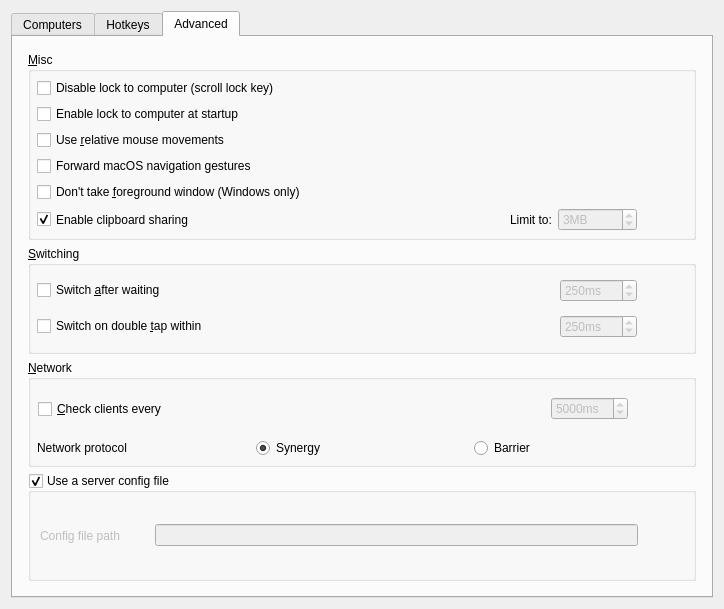
Old version of the form src/lib/gui/dialogs/ServerConfigDialog.ui in the repository andy5090/deskflow-macos-logi-options-plus.
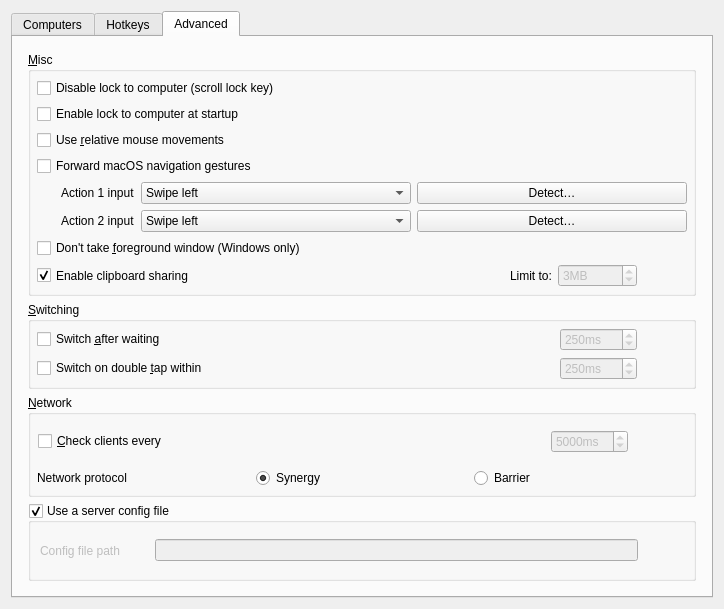
New version of the form. The open tabs and pages were chosen to show the change. Icons and pictures are not drawn. Custom widgets are drawn as their Qt base class.

Commit message: feat: add configurable navigation gesture mappings

```diff
--- a/src/lib/gui/dialogs/ServerConfigDialog.ui
+++ b/src/lib/gui/dialogs/ServerConfigDialog.ui
@@ -377,6 +377,60 @@
             </property>
            </widget>
           </item>
+          <item>
+           <widget class="QWidget" name="widgetMacNavigationGestureMappings" native="true">
+            <layout class="QFormLayout" name="formMacNavigationGestureMappings">
+             <property name="leftMargin"><number>24</number></property>
+             <property name="topMargin"><number>0</number></property>
+             <property name="rightMargin"><number>0</number></property>
+             <property name="bottomMargin"><number>0</number></property>
+             <item row="0" column="0">
+              <widget class="QLabel" name="labelMacNavigationAction1">
+               <property name="text"><string>Action 1 input</string></property>
+              </widget>
+             </item>
+             <item row="0" column="1">
+              <layout class="QHBoxLayout" name="layoutMacNavigationAction1">
+               <item>
+                <widget class="QComboBox" name="comboMacNavigationAction1">
+                 <item><property name="text"><string>Swipe left</string></property></item>
+                 <item><property name="text"><string>Swipe right</string></property></item>
+                 <item><property name="text"><string>Swipe up</string></property></item>
+                 <item><property name="text"><string>Swipe down</string></property></item>
+                </widget>
+               </item>
+               <item>
+                <widget class="QPushButton" name="buttonDetectMacNavigationAction1">
+                 <property name="text"><string>Detect…</string></property>
+                </widget>
+               </item>
+              </layout>
+             </item>
+             <item row="1" column="0">
+              <widget class="QLabel" name="labelMacNavigationAction2">
+               <property name="text"><string>Action 2 input</string></property>
+              </widget>
+             </item>
+             <item row="1" column="1">
+              <layout class="QHBoxLayout" name="layoutMacNavigationAction2">
+               <item>
+                <widget class="QComboBox" name="comboMacNavigationAction2">
+                 <item><property name="text"><string>Swipe left</string></property></item>
+                 <item><property name="text"><string>Swipe right</string></property></item>
+                 <item><property name="text"><string>Swipe up</string></property></item>
+                 <item><property name="text"><string>Swipe down</string></property></item>
+                </widget>
+               </item>
+               <item>
+                <widget class="QPushButton" name="buttonDetectMacNavigationAction2">
+                 <property name="text"><string>Detect…</string></property>
+                </widget>
+               </item>
+              </layout>
+             </item>
+            </layout>
+           </widget>
+          </item>
           <item>
            <widget class="QCheckBox" name="cbWin32KeepForeground">
             <property name="enabled">
```
Left out of the diff: 2 changed lines with no effect on the pictures. The commit also changes 46 other files.
